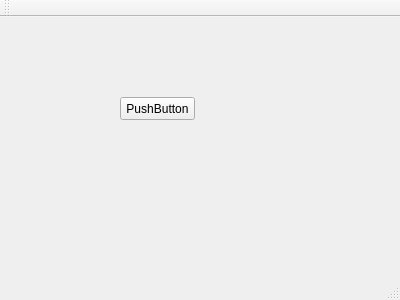
Qt form mainwindow.ui (Liimpo/qweqwe) before a commit.
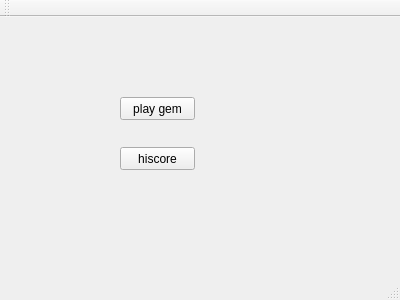
The same form after that commit.

```diff
--- a/mainwindow.ui
+++ b/mainwindow.ui
@@ -24,7 +24,20 @@
      </rect>
     </property>
     <property name="text">
-     <string>PushButton</string>
+     <string>play gem</string>
+    </property>
+   </widget>
+   <widget class="QPushButton" name="hiscoreButton">
+    <property name="geometry">
+     <rect>
+      <x>120</x>
+      <y>130</y>
+      <width>75</width>
+      <height>23</height>
+     </rect>
+    </property>
+    <property name="text">
+     <string>hiscore</string>
     </property>
    </widget>
   </widget>
```
